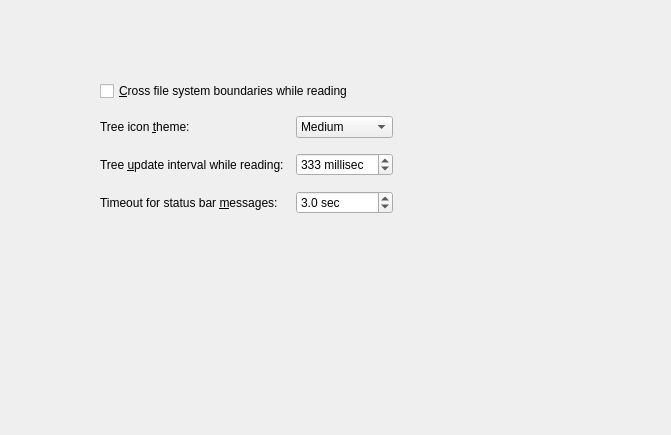
Old version of the form src/general-config-page.ui in the repository shundhammer/qdirstat.
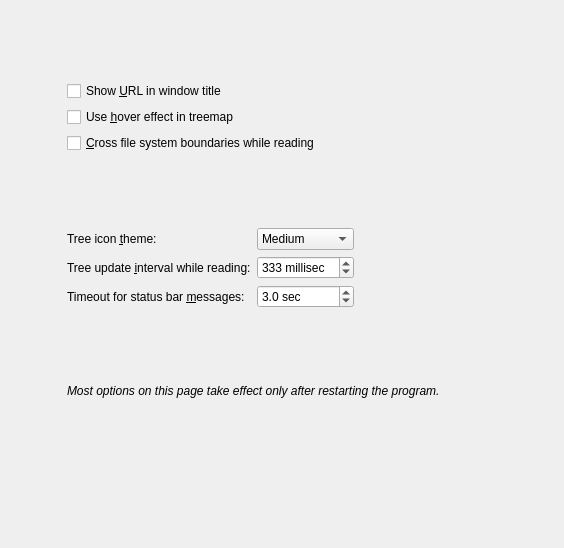
New version of the form.

Commit message: Skeleton for 'General' config page

The edit to the form file:
```diff
--- a/src/general-config-page.ui
+++ b/src/general-config-page.ui
@@ -6,58 +6,83 @@
    <rect>
     <x>0</x>
     <y>0</y>
-    <width>671</width>
-    <height>435</height>
+    <width>564</width>
+    <height>548</height>
    </rect>
   </property>
   <property name="windowTitle">
    <string>Form</string>
   </property>
-  <layout class="QVBoxLayout" name="verticalLayout">
+  <layout class="QHBoxLayout" name="horizontalLayout">
    <item>
-    <spacer name="verticalSpacer">
+    <spacer name="horizontalSpacer">
      <property name="orientation">
-      <enum>Qt::Vertical</enum>
+      <enum>Qt::Horizontal</enum>
      </property>
      <property name="sizeHint" stdset="0">
       <size>
-       <width>20</width>
-       <height>58</height>
+       <width>16</width>
+       <height>20</height>
       </size>
      </property>
     </spacer>
    </item>
    <item>
-    <layout class="QHBoxLayout" name="horizontalLayout">
+    <layout class="QVBoxLayout" name="verticalLayout_2">
      <item>
-      <spacer name="horizontalSpacer">
+      <spacer name="verticalSpacer_6">
        <property name="orientation">
-        <enum>Qt::Horizontal</enum>
+        <enum>Qt::Vertical</enum>
        </property>
        <property name="sizeHint" stdset="0">
         <size>
-         <width>28</width>
+         <width>20</width>
          <height>20</height>
         </size>
        </property>
       </spacer>
      </item>
      <item>
-      <layout class="QGridLayout" name="generalPageGridLayout">
-       <property name="horizontalSpacing">
-        <number>12</number>
-       </property>
-       <property name="verticalSpacing">
-        <number>15</number>
-       </property>
-       <item row="0" column="0" colspan="2">
+      <layout class="QVBoxLayout" name="verticalLayout">
+       <item>
+        <widget class="QCheckBox" name="showUrlInWindowTitleCheckBox">
+         <property name="text">
+          <string>Show &amp;URL in window title</string>
+         </property>
+        </widget>
+       </item>
+       <item>
+        <widget class="QCheckBox" name="useTreemapHoverCheckBox">
+         <property name="text">
+          <string>Use &amp;hover effect in treemap</string>
+         </property>
+        </widget>
+       </item>
+       <item>
         <widget class="QCheckBox" name="crossFileSystemsCheckBox">
          <property name="text">
           <string>&amp;Cross file system boundaries while reading</string>
          </property>
         </widget>
        </item>
-       <item row="1" column="0">
+      </layout>
+     </item>
+     <item>
+      <spacer name="verticalSpacer_4">
+       <property name="orientation">
+        <enum>Qt::Vertical</enum>
+       </property>
+       <property name="sizeHint" stdset="0">
+        <size>
+         <width>20</width>
+         <height>20</height>
+        </size>
+       </property>
+      </spacer>
+     </item>
+     <item>
+      <layout class="QGridLayout" name="gridLayout">
+       <item row="0" column="0">
         <widget class="QLabel" name="treeIconThemeCaption">
          <property name="text">
           <string>Tree icon &amp;theme:</string>
@@ -67,7 +92,7 @@
          </property>
         </widget>
        </item>
-       <item row="1" column="1">
+       <item row="0" column="1">
         <widget class="QComboBox" name="treeIconThemeComboBox">
          <item>
           <property name="text">
@@ -81,17 +106,30 @@
          </item>
         </widget>
        </item>
-       <item row="2" column="0">
+       <item row="0" column="2">
+        <spacer name="horizontalSpacer_6">
+         <property name="orientation">
+          <enum>Qt::Horizontal</enum>
+         </property>
+         <property name="sizeHint" stdset="0">
+          <size>
+           <width>36</width>
+           <height>20</height>
+          </size>
+         </property>
+        </spacer>
+       </item>
+       <item row="1" column="0">
         <widget class="QLabel" name="treeUpdateIntervalCaption">
          <property name="text">
-          <string>Tree &amp;update interval while reading:</string>
+          <string>Tree update &amp;interval while reading:</string>
          </property>
          <property name="buddy">
           <cstring>treeUpdateIntervalSpinBox</cstring>
          </property>
         </widget>
        </item>
-       <item row="2" column="1">
+       <item row="1" column="1">
         <widget class="QSpinBox" name="treeUpdateIntervalSpinBox">
          <property name="suffix">
           <string> millisec</string>
@@ -107,7 +145,20 @@
          </property>
         </widget>
        </item>
-       <item row="3" column="0">
+       <item row="1" column="2">
+        <spacer name="horizontalSpacer_2">
+         <property name="orientation">
+          <enum>Qt::Horizontal</enum>
+         </property>
+         <property name="sizeHint" stdset="0">
+          <size>
+           <width>36</width>
+           <height>20</height>
+          </size>
+         </property>
+        </spacer>
+       </item>
+       <item row="2" column="0">
         <widget class="QLabel" name="statusBarTimeoutCaption">
          <property name="text">
           <string>Timeout for status bar &amp;messages:</string>
@@ -117,7 +168,7 @@
          </property>
         </widget>
        </item>
-       <item row="3" column="1">
+       <item row="2" column="1">
         <widget class="QDoubleSpinBox" name="statusBarTimeoutSpinBox">
          <property name="suffix">
           <string> sec</string>
@@ -136,42 +187,67 @@
          </property>
         </widget>
        </item>
+       <item row="2" column="2">
+        <spacer name="horizontalSpacer_5">
+         <property name="orientation">
+          <enum>Qt::Horizontal</enum>
+         </property>
+         <property name="sizeHint" stdset="0">
+          <size>
+           <width>36</width>
+           <height>20</height>
+          </size>
+         </property>
+        </spacer>
+       </item>
       </layout>
      </item>
      <item>
-      <spacer name="horizontalSpacer_2">
+      <spacer name="verticalSpacer_5">
        <property name="orientation">
-        <enum>Qt::Horizontal</enum>
+        <enum>Qt::Vertical</enum>
        </property>
        <property name="sizeHint" stdset="0">
         <size>
-         <width>40</width>
+         <width>20</width>
          <height>20</height>
         </size>
        </property>
       </spacer>
      </item>
      <item>
-      <spacer name="horizontalSpacer_3">
+      <widget class="QLabel" name="label">
+       <property name="font">
+        <font>
+         <italic>true</italic>
+        </font>
+       </property>
+       <property name="text">
+        <string>Most options on this page take effect only after restarting the program.</string>
+       </property>
+      </widget>
+     </item>
+     <item>
+      <spacer name="verticalSpacer_3">
        <property name="orientation">
-        <enum>Qt::Horizontal</enum>
+        <enum>Qt::Vertical</enum>
        </property>
        <property name="sizeHint" stdset="0">
         <size>
-         <width>40</width>
+         <width>20</width>
          <height>20</height>
         </size>
        </property>
       </spacer>
      </item>
      <item>
-      <spacer name="horizontalSpacer_4">
+      <spacer name="verticalSpacer_7">
        <property name="orientation">
-        <enum>Qt::Horizontal</enum>
+        <enum>Qt::Vertical</enum>
        </property>
        <property name="sizeHint" stdset="0">
         <size>
-         <width>40</width>
+         <width>20</width>
          <height>20</height>
         </size>
        </property>
@@ -180,40 +256,27 @@
     </layout>
    </item>
    <item>
-    <spacer name="verticalSpacer_2">
+    <spacer name="horizontalSpacer_3">
      <property name="orientation">
-      <enum>Qt::Vertical</enum>
+      <enum>Qt::Horizontal</enum>
      </property>
      <property name="sizeHint" stdset="0">
       <size>
-       <width>20</width>
-       <height>58</height>
+       <width>17</width>
+       <height>20</height>
       </size>
      </property>
     </spacer>
    </item>
    <item>
-    <spacer name="verticalSpacer_3">
+    <spacer name="horizontalSpacer_4">
      <property name="orientation">
-      <enum>Qt::Vertical</enum>
+      <enum>Qt::Horizontal</enum>
      </property>
      <property name="sizeHint" stdset="0">
       <size>
-       <width>20</width>
-       <height>58</height>
-      </size>
-     </property>
-    </spacer>
-   </item>
-   <item>
-    <spacer name="verticalSpacer_4">
-     <property name="orientation">
-      <enum>Qt::Vertical</enum>
-     </property>
-     <property name="sizeHint" stdset="0">
-      <size>
-       <width>20</width>
-       <height>58</height>
+       <width>15</width>
+       <height>20</height>
       </size>
      </property>
     </spacer>
```
Left out of the diff: 4 changed lines with no effect on the pictures. The commit also changes 7 other files.
